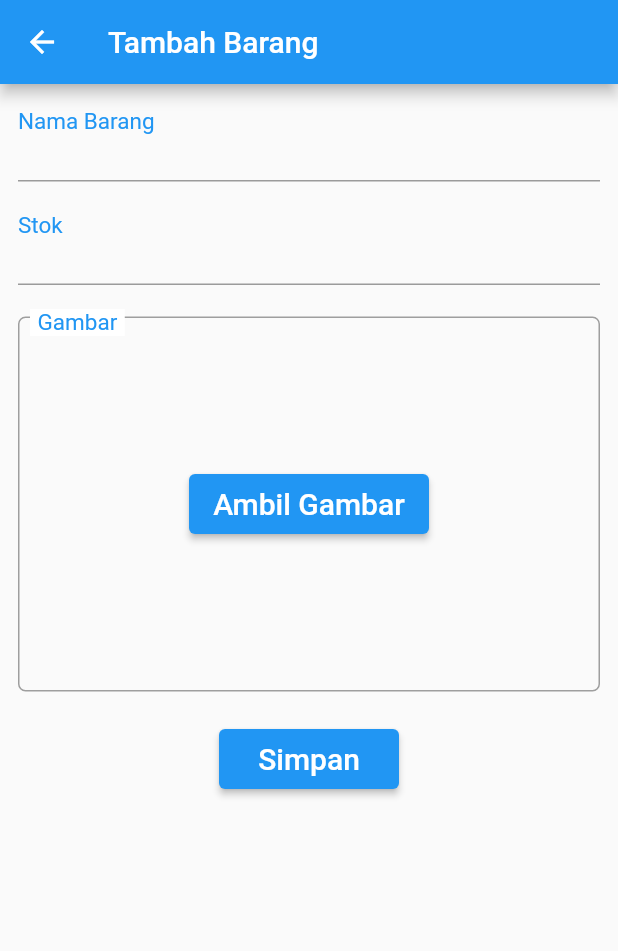
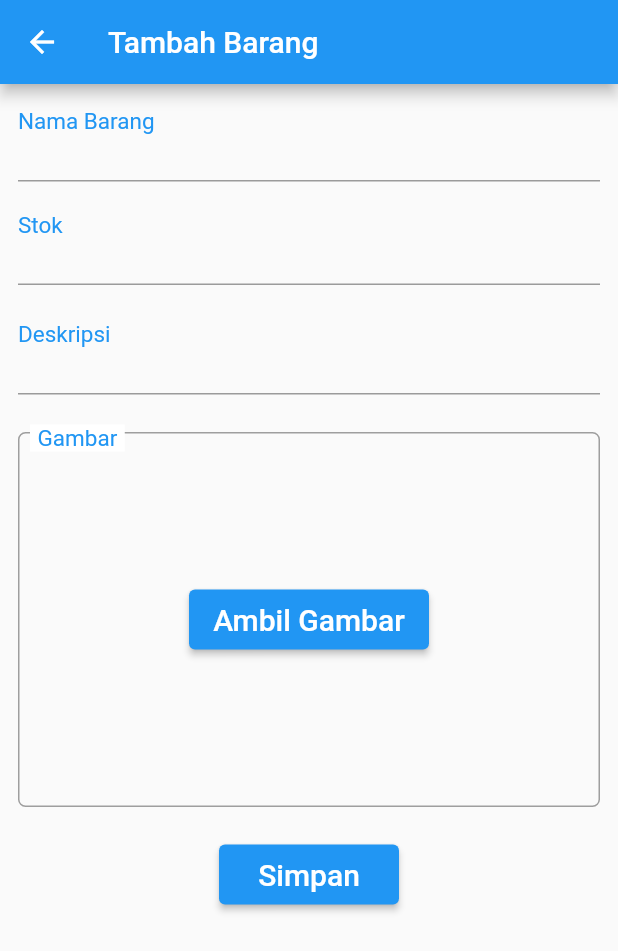
Before and after one commit to leebrium/reni_jaya_inventory, a Flutter app: the AddItemView screen opened directly with empty values, on a phone screen of 412 x 824 dp. Shown: the top 951 px of the screen. Run offline on Flutter 3.47's test engine with Material 2 defaults, Android fonts, the phone set to English and light mode, and no system bars; our stand-ins replace firebase_auth, firebase_core, firebase_database, firebase_storage, flutter_spinkit, image_picker and 1 more; accounts and stored records are empty.

Commit message:
Add description on item

```diff
--- a/lib/models/item_model.dart
+++ b/lib/models/item_model.dart
@@ -5,12 +5,14 @@ class Item {
   String name;
   int quantity;
   String? imagePath;
+  String? description;
 
   Item(
       {this.itemId,
       required this.name,
       required this.quantity,
-      this.imagePath});
+      this.imagePath,
+      this.description});
 
   factory Item.fromDatabase(Map data, [String? id]) {
     return Item(
@@ -18,6 +20,7 @@ class Item {
       name: data[DatabaseService.fItemName],
       quantity: data[DatabaseService.fItemQuantity],
       imagePath: data[DatabaseService.fItemImagePath],
+      description: data[DatabaseService.fItemDescription] ?? "",
     );
   }
 }
--- a/lib/services/database.dart
+++ b/lib/services/database.dart
@@ -20,6 +20,7 @@ class DatabaseService {
   static const fItemName = "item_name";
   static const fItemQuantity = "quantity";
   static const fItemImagePath = "image_path";
+  static const fItemDescription = "item_description";
 
   final _dbRef = FirebaseDatabase.instance.ref();
 
@@ -133,6 +134,7 @@ class DatabaseService {
       fItemName: item.name,
       fItemQuantity: item.quantity,
       fItemImagePath: item.imagePath,
+      fItemDescription: item.description,
       fUpdatedAt: ServerValue.timestamp,
     };
 
--- a/lib/shared/constants.dart
+++ b/lib/shared/constants.dart
@@ -17,7 +17,7 @@ const textInputStyle = TextStyle(
 
 const textHeaderStyle = TextStyle(
   color: Colors.black,
-  fontSize: 20,
+  fontSize: 16,
   fontWeight: FontWeight.bold,
 );
 
--- a/lib/views/add_item_view.dart
+++ b/lib/views/add_item_view.dart
@@ -25,6 +25,7 @@ class _AddItemViewState extends State<AddItemView> {
   final _formKey = GlobalKey<FormState>();
   final _nameFieldController = TextEditingController();
   final _quantityFieldController = TextEditingController();
+  final _descFieldController = TextEditingController();
   String? imagePath;
   String? networkImagePath;
   bool _loading = false;
@@ -154,6 +155,30 @@ class _AddItemViewState extends State<AddItemView> {
     );
   }
 
+  Widget _quantityTextField() {
+    return TextFormField(
+      validator: (val) {
+        if (val == "") {
+          _quantityFieldController.text = "1";
+        }
+        return null;
+      },
+      controller: _quantityFieldController,
+      decoration: textInputDecoration.copyWith(labelText: "Stok"),
+      style: const TextStyle(fontSize: 20),
+      keyboardType: TextInputType.number,
+    );
+  }
+
+  Widget _descTextField() {
+    return TextFormField(
+      controller: _descFieldController,
+      decoration: textInputDecoration.copyWith(labelText: "Deskripsi"),
+      maxLines: null,
+      style: const TextStyle(fontSize: 20),
+    );
+  }
+
   Widget _submitButton() {
     return CustomButtonSubmit(
       onPressed: () {
@@ -164,7 +189,8 @@ class _AddItemViewState extends State<AddItemView> {
           } else {
             Item item = Item(
                 name: _nameFieldController.text,
-                quantity: int.parse(_quantityFieldController.text));
+                quantity: int.parse(_quantityFieldController.text),
+                description: _descFieldController.text);
             _saveItem(context, item);
           }
         }
@@ -194,20 +220,10 @@ class _AddItemViewState extends State<AddItemView> {
                     children: [
                       _nameTextField(),
                       const SizedBox(height: 12),
-                      TextFormField(
-                        validator: (val) {
-                          if (val == "") {
-                            _quantityFieldController.text = "1";
-                          }
-                          return null;
-                        },
-                        controller: _quantityFieldController,
-                        decoration:
-                            textInputDecoration.copyWith(labelText: "Stok"),
-                        style: const TextStyle(fontSize: 20),
-                        keyboardType: TextInputType.number,
-                      ),
+                      _quantityTextField(),
                       const SizedBox(height: 16),
+                      _descTextField(),
+                      const SizedBox(height: 20),
                       _imageView(context, item),
                       const SizedBox(height: 20),
                       _submitButton()
@@ -225,6 +241,7 @@ class _AddItemViewState extends State<AddItemView> {
           _nameFieldController.text = snapshot.data?.name ?? "";
           _quantityFieldController.text =
               snapshot.data?.quantity.toString() ?? "1";
+          _descFieldController.text = snapshot.data?.description ?? "";
           networkImagePath = snapshot.data?.imagePath;
           if (snapshot.hasData) {
             return _scrollView(context, snapshot.data);
--- a/lib/views/home_view.dart
+++ b/lib/views/home_view.dart
@@ -145,7 +145,7 @@ class _HomeViewState extends State<HomeView> {
           ),
         ),
         body: Container(
-          padding: const EdgeInsets.only(top: 12),
+          padding: const EdgeInsets.only(top: 12, bottom: 12),
           child: Column(
             crossAxisAlignment: CrossAxisAlignment.start,
             children: [
```
Also changed, not shown: lib/shared/utils.dart (+24 -2 lines), lib/views/item_details_view.dart (+42 -22 lines).
